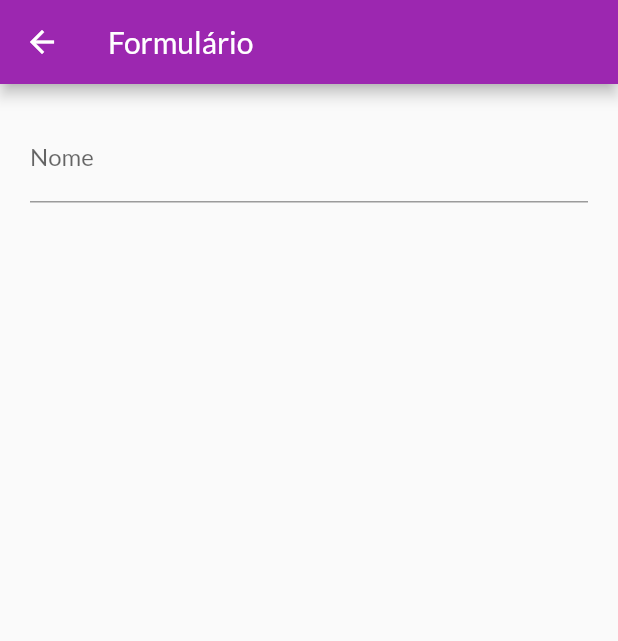
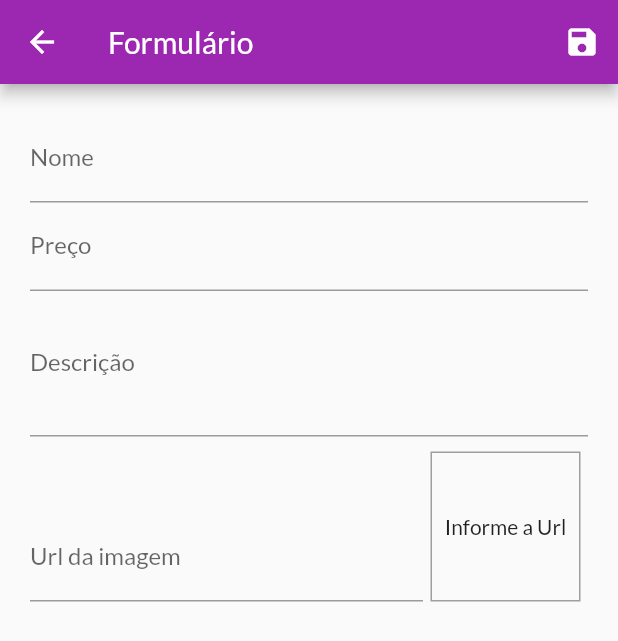
Before and after one commit to PedroH-Peres/SimpleShopApp-Flutter, a Flutter app: the ProductFormPage screen opened by its route, on a phone screen of 412 x 824 dp. Shown: the top 641 px of the screen. Run offline on Flutter 3.47's test engine with Material 2 defaults, Android fonts, the light colour scheme and no system bars; missing offline and left inert: dart:html; network calls fail.

Commit message:
validate form

```diff
--- a/lib/pages/product_form_page.dart
+++ b/lib/pages/product_form_page.dart
@@ -1,6 +1,9 @@
+import 'dart:math';
+
 import 'package:flutter/material.dart';
 import 'package:flutter/src/widgets/container.dart';
 import 'package:flutter/src/widgets/framework.dart';
+import 'package:shop/models/product.dart';
 
 class ProductFormPage extends StatefulWidget {
   const ProductFormPage({super.key});
@@ -10,14 +13,114 @@ class ProductFormPage extends StatefulWidget {
 }
 
 class _ProductFormPageState extends State<ProductFormPage> {
+  final _priceFocus = FocusNode();
+  final _descriptionFocus = FocusNode();
+  final _imageUrlFocus = FocusNode();
+  final _imageUrlController = TextEditingController();
+
+  final _formKey = GlobalKey<FormState>();
+  final _formData = Map<String, Object>();
+
+  @override
+  void initState(){
+    super.initState();
+    _imageUrlFocus.addListener(updateImage);
+  }
+
+  @override
+  void dispose(){
+    super.dispose();
+    _priceFocus.dispose();
+    _imageUrlFocus.removeListener(updateImage);
+    _descriptionFocus.dispose();
+    _imageUrlFocus.dispose();
+  }
+
+  void updateImage(){
+    setState(() {});
+  }
+
+  void _submitForm(){
+    final isValid = _formKey.currentState?.validate() ?? false;
+
+    if(!isValid){
+      return;
+    }
+
+    _formKey.currentState?.save();
+    final newProduct = Product(
+      id: Random().nextDouble() as String,
+      name: _formData['name'].toString() as String,
+      description: _formData['description'].toString() as String,
+      imageUrl: _formData['url'].toString() as String,
+      price: double.parse(_formData['price'].toString()) as double
+      );
+  }
+
   @override
   Widget build(BuildContext context) {
     return Scaffold(
-      appBar: AppBar(title: Text('Formulário')),
+      appBar: AppBar(title: Text('Formulário'),
+       actions: [
+        IconButton(onPressed: _submitForm, icon: Icon(Icons.save))
+       ],
+      ),
       body: Padding( padding: EdgeInsets.all(20),
         child: Form(
+          key: _formKey,
           child: ListView(children: [
-            TextFormField(decoration: InputDecoration(labelText: 'Nome'), textInputAction: TextInputAction.next,)
+            TextFormField(decoration: InputDecoration(labelText: 'Nome'),
+              textInputAction: TextInputAction.next,
+              onFieldSubmitted: (_){FocusScope.of(context).requestFocus(_priceFocus);},
+              onSaved: (name) => _formData['name'] = name ?? '',
+              validator: (_name) {
+                final nome = _name ?? '';
+                if(nome.trim().isEmpty){
+                  return 'Campo Obrigatório';
+                }
+                if(nome.trim().length < 3){
+                  return 'O nome deve conter ao menos 3 letras';
+                }
+
+                return null;
+              },
+            ),
+            TextFormField(decoration: InputDecoration(labelText: 'Preço'),
+              focusNode: _priceFocus,
+              textInputAction: TextInputAction.next,
+              onFieldSubmitted: (_) {FocusScope.of(context).requestFocus(_descriptionFocus);},
+              keyboardType: TextInputType.numberWithOptions(decimal: true),
+              onSaved: (price) => _formData['price'] = double.parse(price ?? '0'),
+            ),
+            TextFormField(decoration: InputDecoration(labelText: 'Descrição'),
+              focusNode: _descriptionFocus,
+              keyboardType: TextInputType.multiline,
+              maxLines: 3,
+              onSaved: (desc) => _formData['description'] = desc ?? '',
+            ),
+            Row(
+              crossAxisAlignment: CrossAxisAlignment.end,
+              children: [
+                Expanded(
+                  child: TextFormField(decoration: InputDecoration(labelText: 'Url da imagem'),
+                  focusNode: _imageUrlFocus,
+                  keyboardType: TextInputType.url,
+                  textInputAction: TextInputAction.done,
+                  controller: _imageUrlController,
+                  onFieldSubmitted: (_) => _submitForm(),
+                  onSaved: (url) => _formData['url'] = url ?? '',
+                  ),
+                ),
+                Container(
+                  width: 100,
+                  height: 100,
+                  margin: const EdgeInsets.only(top: 10, left: 5, right: 5),
+                  decoration: BoxDecoration(border: Border.all(color: Colors.grey, width: 1)),
+                  child: _imageUrlController.text.isEmpty ? Text('Informe a Url') : FittedBox(child: Image.network(_imageUrlController.text), fit: BoxFit.fill,),
+                  alignment: Alignment.center,
+                )
+              ]
+            ),
           ],),
         ),
       ),
```
